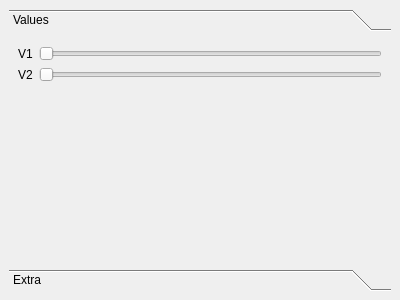
The window that src/preprocessor/gui/properties_dock.ui (CAMBioMed/preprocessor) describes before a commit, drawn with Qt 5.
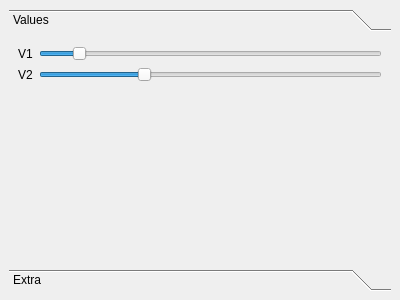
The same window after the commit.

Commit message: WIP: Better GUI with segfault/freeze

```diff
--- a/src/preprocessor/gui/properties_dock.ui
+++ b/src/preprocessor/gui/properties_dock.ui
@@ -42,6 +42,12 @@
         </item>
         <item row="0" column="1">
          <widget class="QSlider" name="horizontalSlider">
+          <property name="maximum">
+           <number>500</number>
+          </property>
+          <property name="value">
+           <number>50</number>
+          </property>
           <property name="orientation">
            <enum>Qt::Orientation::Horizontal</enum>
           </property>
@@ -56,6 +62,12 @@
         </item>
         <item row="1" column="1">
          <widget class="QSlider" name="horizontalSlider_2">
+          <property name="maximum">
+           <number>500</number>
+          </property>
+          <property name="value">
+           <number>150</number>
+          </property>
           <property name="orientation">
            <enum>Qt::Orientation::Horizontal</enum>
           </property>
```
The commit also changes 5 other files.
